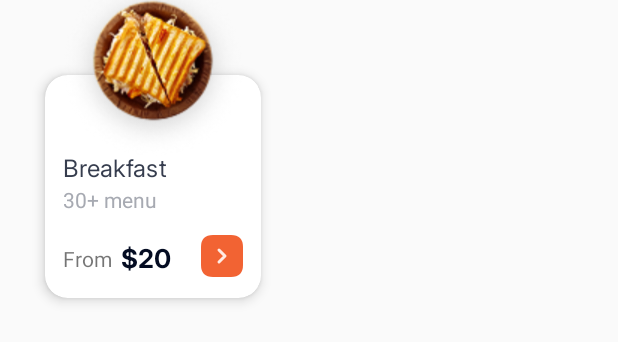
After one commit to acan12/nyamnyam, an Android app: the layout item_product.xml on its own in the app's theme, with its tools: preview values and no code run, on a phone screen of 412 x 824 dp. The commit adds this screen. Shown: the top 342 px of the screen. Run offline under Robolectric (Android 15) with nearby library versions, the phone set to English and light mode, and no system bars.

Commit message:
add slide widget for categories food

```diff
--- a/app/build.gradle.kts
+++ b/app/build.gradle.kts
@@ -124,6 +124,9 @@ dependencies {
     // viewmodel livedata
     implementation(libs.lifecycle.viewmodel)
     implementation(libs.lifecycle.livedata)
+    // image rendering
+    implementation(libs.glide)
+    implementation(libs.scrollingPageIndicator)
 
 
     testImplementation(libs.junit)
--- a/app/src/main/java/com/beelabs/nyamnyam/core/di/module/RepoModule.kt
+++ b/app/src/main/java/com/beelabs/nyamnyam/core/di/module/RepoModule.kt
@@ -2,7 +2,7 @@ package com.beelabs.nyamnyam.core.di.module
 
 import com.beelabs.nyamnyam.data.sources.remote.repo.HeadlineRepository
 import com.beelabs.nyamnyam.data.sources.remote.Api
-import com.pigeon.demo.domain.repo.headline.IHeadlineRepository
+import com.beelabs.nyamnyam.domain.repo.headline.IHeadlineRepository
 import dagger.Module
 import dagger.Provides
 import dagger.hilt.InstallIn
--- a/app/src/main/java/com/beelabs/nyamnyam/data/sources/remote/repo/HeadlineRepository.kt
+++ b/app/src/main/java/com/beelabs/nyamnyam/data/sources/remote/repo/HeadlineRepository.kt
@@ -2,7 +2,7 @@ package com.beelabs.nyamnyam.data.sources.remote.repo
 
 import app.coconut2.coconut2_mvvm.base.BaseRepository
 import com.beelabs.nyamnyam.data.sources.remote.Api
-import com.pigeon.demo.domain.repo.headline.IHeadlineRepository
+import com.beelabs.nyamnyam.domain.repo.headline.IHeadlineRepository
 import javax.inject.Inject
 
 class HeadlineRepository @Inject constructor(
--- a/app/src/main/java/com/beelabs/nyamnyam/domain/mapper/HeadlineMapper.kt
+++ b/app/src/main/java/com/beelabs/nyamnyam/domain/mapper/HeadlineMapper.kt
@@ -1,4 +1,4 @@
-package com.pigeon.demo.domain.mapper
+package com.beelabs.nyamnyam.domain.mapper
 
 import com.beelabs.nyamnyam.data.sources.remote.response.DataResponse
 
--- a/app/src/main/java/com/beelabs/nyamnyam/domain/repo/headline/IHeadlineRepository.kt
+++ b/app/src/main/java/com/beelabs/nyamnyam/domain/repo/headline/IHeadlineRepository.kt
@@ -1,4 +1,4 @@
-package com.pigeon.demo.domain.repo.headline
+package com.beelabs.nyamnyam.domain.repo.headline
 
 import app.coconut2.coconut2_mvvm.network.ApiState
 import com.beelabs.nyamnyam.data.sources.remote.response.TopHeadlineResponse
--- a/app/src/main/java/com/beelabs/nyamnyam/domain/usecase/GetTopHeadlineUseCase.kt
+++ b/app/src/main/java/com/beelabs/nyamnyam/domain/usecase/GetTopHeadlineUseCase.kt
@@ -1,8 +1,8 @@
-package com.pigeon.demo.domain.usecase
+package com.beelabs.nyamnyam.domain.usecase
 
 import app.coconut2.coconut2_mvvm.network.ApiState
 import com.beelabs.nyamnyam.data.sources.remote.response.TopHeadlineResponse
-import com.pigeon.demo.domain.repo.headline.IHeadlineRepository
+import com.beelabs.nyamnyam.domain.repo.headline.IHeadlineRepository
 import kotlinx.coroutines.flow.Flow
 import javax.inject.Inject
 
--- /dev/null
+++ b/app/src/main/res/drawable/btn_orange.xml
@@ -0,0 +1,17 @@
+<?xml version="1.0" encoding="utf-8"?>
+<vector xmlns:android="http://schemas.android.com/apk/res/android"
+    android:width="28dp"
+    android:height="28dp"
+    android:viewportWidth="28"
+    android:viewportHeight="28">
+
+    <path
+        android:fillColor="#F26333"
+        android:pathData="M 8 0 L 20 0 Q 28 0 28 8 L 28 20 Q 28 28 20 28 L 8 28 Q 0 28 0 20 L 0 8 Q 0 0 8 0 Z" />
+    <path
+        android:strokeColor="#FFEBE4"
+        android:strokeWidth="2"
+        android:strokeLineJoin="round"
+        android:strokeLineCap="round"
+        android:pathData="M12 18L16 14L12 10" />
+</vector>
--- /dev/null
+++ b/app/src/main/res/layout/item_product.xml
@@ -0,0 +1,96 @@
+<?xml version="1.0" encoding="utf-8"?>
+<androidx.constraintlayout.widget.ConstraintLayout xmlns:android="http://schemas.android.com/apk/res/android"
+    xmlns:app="http://schemas.android.com/apk/res-auto"
+    android:layout_width="wrap_content"
+    android:layout_height="wrap_content"
+    android:layout_marginHorizontal="20dp"
+    android:layout_marginBottom="10dp">
+
+    <RelativeLayout
+        android:layout_width="wrap_content"
+        android:layout_height="wrap_content"
+        android:layout_marginTop="40dp"
+        app:layout_constraintLeft_toLeftOf="parent"
+        app:layout_constraintRight_toRightOf="parent"
+        app:layout_constraintTop_toTopOf="parent">
+
+        <androidx.cardview.widget.CardView
+            android:id="@+id/card_product"
+            android:layout_width="144dp"
+            android:layout_height="wrap_content"
+            android:layout_margin="10dp"
+            app:cardCornerRadius="15dp"
+            app:cardElevation="5dp">
+
+            <RelativeLayout
+                android:layout_width="wrap_content"
+                android:layout_height="wrap_content"
+                android:paddingHorizontal="12dp"
+                android:paddingTop="50dp"
+                android:paddingBottom="14dp">
+
+                <TextView
+                    android:id="@+id/tv_name"
+                    android:layout_width="wrap_content"
+                    android:layout_height="wrap_content"
+                    android:fontFamily="@font/inter_24pt_regular"
+                    android:text="Breakfast"
+                    android:textColor="@color/black_363D4E"
+                    android:textSize="16sp" />
+
+                <TextView
+                    android:id="@+id/tv_info"
+                    android:layout_width="wrap_content"
+                    android:layout_height="wrap_content"
+                    android:layout_below="@id/tv_name"
+                    android:text="30+ menu"
+                    android:textColor="@color/gray" />
+
+                <TextView
+                    android:id="@+id/tv_label_from"
+                    android:layout_width="wrap_content"
+                    android:layout_height="wrap_content"
+                    android:layout_below="@id/tv_info"
+                    android:layout_marginTop="20dp"
+                    android:layout_marginEnd="6dp"
+                    android:gravity="bottom"
+                    android:text="From" />
+
+                <TextView
+                    android:id="@+id/tv_price"
+                    android:layout_width="wrap_content"
+                    android:layout_height="wrap_content"
+                    android:layout_below="@id/tv_info"
+                    android:layout_marginTop="16dp"
+                    android:layout_toRightOf="@id/tv_label_from"
+                    android:fontFamily="@font/inter_24pt_bold"
+                    android:text="$20"
+                    android:textColor="@color/black_040C22"
+                    android:textSize="17sp" />
+
+                <ImageView
+                    android:layout_width="28dp"
+                    android:layout_height="28dp"
+                    android:layout_below="@id/tv_info"
+                    android:layout_alignParentEnd="true"
+                    android:layout_marginTop="14dp"
+                    android:src="@drawable/btn_orange" />
+
+            </RelativeLayout>
+
+
+        </androidx.cardview.widget.CardView>
+    </RelativeLayout>
+
+    <ImageView
+        android:id="@+id/img_item_banner"
+        android:layout_width="wrap_content"
+        android:layout_height="wrap_content"
+        android:layout_marginTop="-20dp"
+        android:src="@drawable/img_breakfast"
+        app:layout_constraintLeft_toLeftOf="parent"
+        app:layout_constraintRight_toRightOf="parent"
+        app:layout_constraintTop_toTopOf="parent" />
+
+
+</androidx.constraintlayout.widget.ConstraintLayout>
--- a/app/src/main/res/values/colors.xml
+++ b/app/src/main/res/values/colors.xml
@@ -15,17 +15,19 @@
 
     <!--  gray colors  -->
     <color name="gray">#A7AAB2</color>
+    <color name="gray_868686">#868686</color>
+    <color name="gray_003D8F">#DEE3E7</color>
+    <color name="gray_E8EBEE">#E8EBEE</color>
+    <color name="gray_F6F7F8">#F6F7F8</color>
 
     <!--  orange colors  -->
     <color name="orange">#F26333</color>
     <color name="orange_dark">#F55053</color>
 
     <!--  basic colors  -->
+    <color name="black_040C22">#040C22</color>
     <color name="black_010F07">#010F07</color>
-    <color name="gray_868686">#868686</color>
-    <color name="gray_003D8F">#DEE3E7</color>
-    <color name="gray_E8EBEE">#E8EBEE</color>
-    <color name="gray_F6F7F8">#F6F7F8</color>
+    <color name="black_363D4E">#363D4E</color>
     <color name="blue_0BB8E4">#0BB8E4</color>
     <color name="blue_E5F9FE">#E5F9FE</color>
 
--- a/gradle/libs.versions.toml
+++ b/gradle/libs.versions.toml
@@ -22,6 +22,8 @@ coroutines = "1.10.1"
 lifecycle = "2.8.7"
 rxAndroid = "3.0.2"
 adapterRxjava3 = "2.11.0"
+glide = "5.0.5"
+scrollPagerIndicator = "1.2.5"
 
 jetpackNavigation = "2.9.3"
 tbuonomoDotsindicator = "5.1.0"
@@ -62,7 +64,8 @@ caroutines-core = { group = "org.jetbrains.kotlinx", name = "kotlinx-coroutines-
 rx-android3 = { group = "io.reactivex.rxjava3", name = "rxandroid", version.ref = "rxAndroid" }
 lifecycle-viewmodel = { group = "androidx.lifecycle", name = "lifecycle-viewmodel-ktx", version.ref = "lifecycle" }
 lifecycle-livedata = { group = "androidx.lifecycle", name = "lifecycle-livedata-ktx", version.ref = "lifecycle" }
-
+glide = { group = "com.github.bumptech.glide", name = "glide", version.ref = "glide" }
+scrollingPageIndicator = { group = "ru.tinkoff.scrollingpagerindicator", name = "scrollingpagerindicator", version.ref = "scrollPagerIndicator" }
 
 navigation-fragment = { group = "androidx.navigation", name = "navigation-fragment-ktx", version.ref = "jetpackNavigation" }
 navigation-ui = { group = "androidx.navigation", name = "navigation-ui-ktx", version.ref = "jetpackNavigation" }
```
Also changed, not shown: app/src/main/java/com/beelabs/nyamnyam/ui/activity/home/HomeActivity.kt (+74 -0 lines), app/src/main/java/com/beelabs/nyamnyam/ui/adapter/ProductAdapter.kt (added, +48 -0 lines), app/src/main/java/com/beelabs/nyamnyam/ui/adapter/PromoAdapter.kt (added, +48 -0 lines), app/src/main/java/com/beelabs/nyamnyam/ui/model/ProductBanner.kt (added, +9 -0 lines), app/src/main/java/com/beelabs/nyamnyam/ui/model/PromoBanner.kt (added, +9 -0 lines), app/src/main/res/layout/activity_home.xml (+31 -2 lines), app/src/main/res/layout/item_promo.xml (added, +18 -0 lines), app/src/main/res/drawable/img_banner_pasta.png (added), app/src/main/res/drawable/img_breakfast.png (added).
